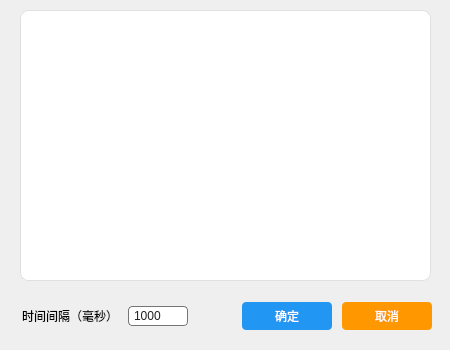
The window that commandscriptdialog.ui (AndroidCoderPeng/serial_port_debugger) describes before a commit, drawn with Qt 5.
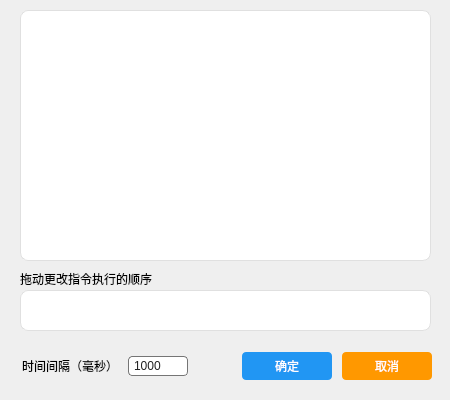
The same window after the commit.

Commit message:
feat(commandscriptdialog): 重构指令脚本功能
- 修改指令脚本界面布局和交互方式
- 使用 QListView 替代 QListWidget，支持多选和拖拽排序
- 增加指令选择和排序功能
- 优化指令脚本执行逻辑
- 新增 ScriptConfig 类，用于保存脚本配置（暂未实现）

Diff of the .ui file:
```diff
--- a/commandscriptdialog.ui
+++ b/commandscriptdialog.ui
@@ -7,85 +7,45 @@
     <x>0</x>
     <y>0</y>
     <width>450</width>
-    <height>350</height>
+    <height>400</height>
    </rect>
   </property>
   <property name="minimumSize">
    <size>
     <width>450</width>
-    <height>350</height>
+    <height>400</height>
    </size>
   </property>
   <property name="maximumSize">
    <size>
     <width>450</width>
-    <height>350</height>
+    <height>400</height>
    </size>
   </property>
   <property name="windowTitle">
    <string>Dialog</string>
   </property>
-  <widget class="QListWidget" name="listWidget">
+  <widget class="QListView" name="listView">
    <property name="geometry">
     <rect>
      <x>20</x>
      <y>10</y>
      <width>411</width>
-     <height>271</height>
+     <height>251</height>
     </rect>
    </property>
    <property name="styleSheet">
-    <string notr="true">QListWidget {
-    background-color: #FFFFFF;
-    border: 1px solid #E0E0E0;
-    border-radius: 8px;
-    padding: 2px;
-    outline: 0px;
-    font: 10pt &quot;微软雅黑&quot;
-}
-
-QListWidget::item {
-    padding: 6px 5px;
-    border-bottom: 1px solid #EEEEEE
-}
-
-QListWidget::item:last {
-    border-bottom: none
-}
-
-QListWidget::item:hover {
-    background-color: #F5F5F5;
-    color: #212121
-}
-
-QListWidget::item:selected {
-    background-color: #E3F2FD;
-    color: #1565C0;
-    font-weight: bold
-}
-
-QScrollBar:vertical {
-    background-color: transparent;
-    width: 8px;
-    margin: 0px 0px 0px 0px
-}
-
-QScrollBar::handle:vertical {
-    background-color: #BDBDBD;
-    min-height: 20px;
-    border-radius: 4px
-}
-
+    <string notr="true">QListView {background-color:#FFFFFF;border:1px solid #E0E0E0;border-radius:8px;padding:2px;outline:0px;font:10pt &quot;微软雅黑&quot;}
+QListView::item {padding:6px 5px;border-bottom:1px solid #EEEEEE}
+QListView::item:last {border-bottom:none}
+QListView::item:hover {background-color:#F5F5F5;color:#212121}
+QListView::item:selected {background-color:#E3F2FD;color:#1565C0;font-weight:bold}
+QScrollBar:vertical {background-color:transparent;width:8px;margin:0px 0px 0px 0px}
+QScrollBar::handle:vertical {background-color:#BDBDBD;min-height:20px;border-radius:4px}
 QScrollBar::add-line:vertical,
-QScrollBar::sub-line:vertical {
-    background-color: transparent
-}
-
+QScrollBar::sub-line:vertical {background-color:transparent}
 QScrollBar::add-page:vertical,
-QScrollBar::sub-page:vertical {
-    background-color: transparent
-}
-</string>
+QScrollBar::sub-page:vertical {background-color:transparent}</string>
    </property>
    <property name="dragEnabled">
     <bool>true</bool>
@@ -94,11 +54,11 @@
     <enum>QAbstractItemView::InternalMove</enum>
    </property>
   </widget>
-  <widget class="QWidget" name="">
+  <widget class="QWidget" name="layoutWidget">
    <property name="geometry">
     <rect>
      <x>22</x>
-     <y>301</y>
+     <y>351</y>
      <width>410</width>
      <height>30</height>
     </rect>
@@ -196,6 +156,51 @@
     </item>
    </layout>
   </widget>
+  <widget class="QListWidget" name="listWidget">
+   <property name="geometry">
+    <rect>
+     <x>20</x>
+     <y>290</y>
+     <width>411</width>
+     <height>41</height>
+    </rect>
+   </property>
+   <property name="styleSheet">
+    <string notr="true">QListWidget {background-color:#FFFFFF;border:1px solid #E0E0E0;border-radius:8px;padding:2px;outline:0px;font:10pt &quot;微软雅黑&quot;}
+QListWidget::item {padding:6px 5px;border-bottom:1px solid #EEEEEE}
+QListWidget::item:last-child {border-bottom:none}
+QListWidget::item:hover {background-color:#F5F5F5;color:#212121}
+QListWidget::item:selected {background-color:#E3F2FD;color:#1565C0;font-weight:bold}</string>
+   </property>
+   <property name="verticalScrollBarPolicy">
+    <enum>Qt::ScrollBarAlwaysOff</enum>
+   </property>
+   <property name="dragEnabled">
+    <bool>true</bool>
+   </property>
+   <property name="dragDropMode">
+    <enum>QAbstractItemView::InternalMove</enum>
+   </property>
+   <property name="flow">
+    <enum>QListView::LeftToRight</enum>
+   </property>
+  </widget>
+  <widget class="QLabel" name="label_3">
+   <property name="geometry">
+    <rect>
+     <x>20</x>
+     <y>270</y>
+     <width>143</width>
+     <height>18</height>
+    </rect>
+   </property>
+   <property name="styleSheet">
+    <string notr="true">QLabel {font:10pt &quot;微软雅黑&quot;}</string>
+   </property>
+   <property name="text">
+    <string>拖动更改指令执行的顺序</string>
+   </property>
+  </widget>
  </widget>
  <resources/>
  <connections/>
```
Left out of the diff: 10 changed lines with no effect on the pictures. The commit also changes 6 other files.
